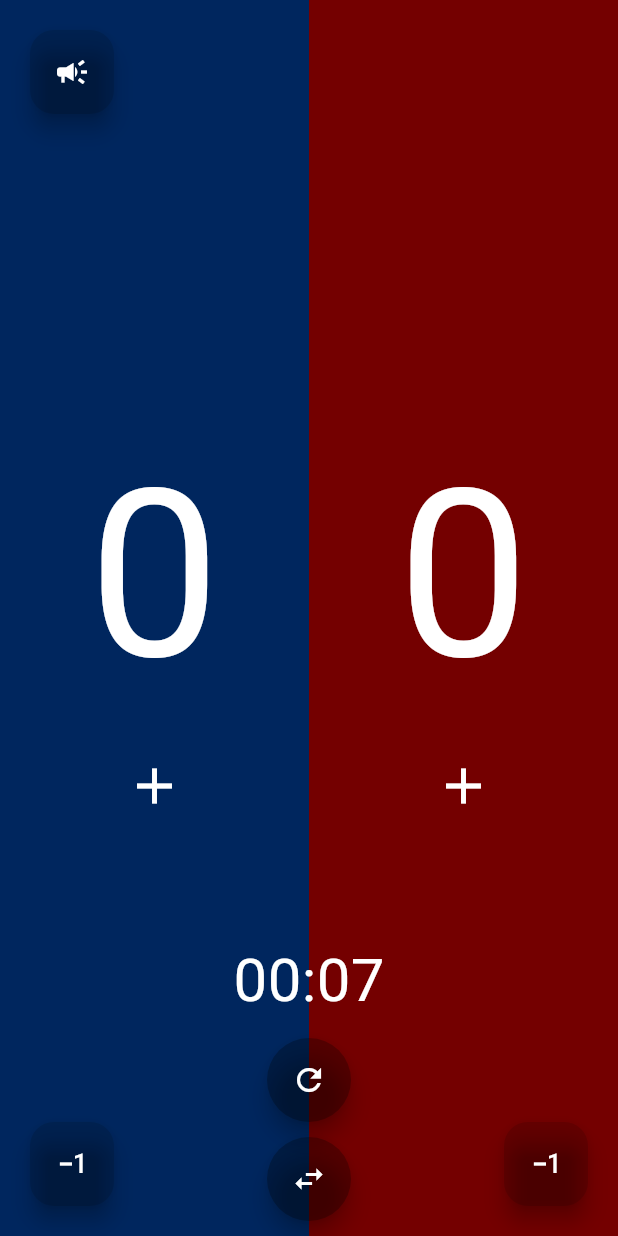
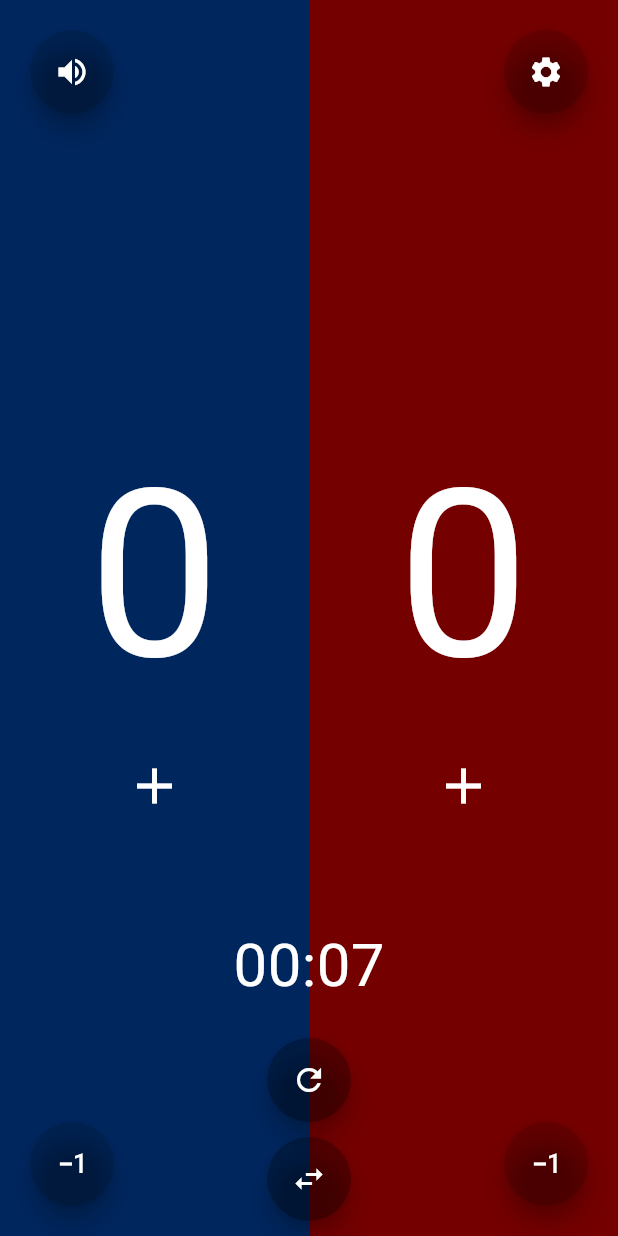
Before and after one commit to zmsp/tapscore, a Flutter app: the screen it shows after launch, on a phone screen of 412 x 824 dp. Run offline on Flutter 3.47's test engine with Material 3 defaults, Android fonts, the light colour scheme and no system bars; our stand-ins replace audioplayers; missing offline and left inert: dart:html, dart:js.

Commit message:
added mp3 and updated button tooltips

```diff
--- a/lib/main.dart
+++ b/lib/main.dart
@@ -1,9 +1,10 @@
 import 'dart:async';
 import 'package:flutter/material.dart';
 
+import 'package:flutter/foundation.dart';
+import 'package:tap_score/settings_page.dart'; // For kIsWeb
 
-// Conditional import for web-specific functionality
-import 'platform_specific.dart' if (dart.library.html) 'web_specific.dart';
+import 'package:audioplayers/audioplayers.dart';
 
 // For JS interop functionality (web only)
 void main() {
@@ -31,38 +32,42 @@ class Scoreboard extends StatefulWidget {
 }
 
 class _ScoreboardState extends State<Scoreboard> {
-  int _teamAScore = 0;
-  int _teamBScore = 0;
-  int _stopwatchTime = 0;
+  late final AudioPlayer _audioPlayer;
+  int _teamAScore = 0, _teamBScore = 0, _stopwatchTime = 0;
   late Timer _timer;
-
-  Color _teamAColor = const Color(0xFF00265E); // Dark blue
-  Color _teamBColor = const Color(0xFF740000); // Dark red
+  Color _teamAColor = const Color(0xFF00265E),
+      _teamBColor = const Color(0xFF740000);
 
   @override
   void initState() {
     super.initState();
+    _audioPlayer = AudioPlayer();
     _startStopwatch();
   }
 
   @override
   void dispose() {
     _timer.cancel();
+    _audioPlayer.dispose();
     super.dispose();
+  }
+
+  void _playHornSound() async {
+    try {
+      await _audioPlayer.play(AssetSource('whistle.mp3'));
+    } catch (e) {
+      print("Error playing sound: $e");
+    }
   }
 
   void _startStopwatch() {
     _timer = Timer.periodic(const Duration(seconds: 1), (timer) {
-      setState(() {
-        _stopwatchTime++;
-      });
+      setState(() => _stopwatchTime++);
     });
   }
 
   void _resetStopwatch() {
-    setState(() {
-      _stopwatchTime = 0;
-    });
+    setState(() => _stopwatchTime = 0);
     _timer.cancel();
     _startStopwatch();
   }
@@ -156,36 +161,51 @@ class _ScoreboardState extends State<Scoreboard> {
     );
   }
 
-  Widget _buildActionButton(
-      VoidCallback onPressed, IconData icon, Color backgroundColor) {
-    return FloatingActionButton(
+// Widget _buildActionButton(
+//     {required VoidCallback onPressed,
+//     required IconData icon,
+//     required Color backgroundColor,
+//     required String heroTag}) {
+//   return FloatingActionButton(
+//     heroTag: heroTag, // Use the passed heroTag
+//     onPressed: onPressed,
+//     backgroundColor: backgroundColor,
+//     shape: const CircleBorder(),
+//     child: Icon(icon, color: Colors.white),
+//   );
+// }
+
+  Widget _buildActionButton({
+    required VoidCallback onPressed,
+    required IconData icon,
+    required Color backgroundColor,
+    required String heroTag,
+    String? tooltip,
+    double? top,
+    double? left,
+    double? bottom,
+    double? right,
+  }) {
+    // Wrap Positioned widget inside a Stack if not already inside one
+    return Stack(
+      children: [
+        Positioned(
+          top: top,
+          left: left,
+          bottom: bottom,
+          right: right,
+          child: Tooltip(
+            message: tooltip ?? 'No info available',
+            child: FloatingActionButton(
+              heroTag: heroTag,
               onPressed: onPressed,
               backgroundColor: backgroundColor,
               shape: const CircleBorder(),
               child: Icon(icon, color: Colors.white),
-    );
-  }
-
-  void _showHelp() {
-    showDialog(
-      context: context,
-      builder: (BuildContext context) {
-        return AlertDialog(
-          title: const Text("Help"),
-          content: const Text(
-            "Tap on the red or blue sections to increase the score for Red or Blue Team. "
-            "Use the + and - buttons to adjust scores. "
-            "Use the reset button to reset scores and stopwatch. "
-            "Use the swap button to swap scores and colors.",
             ),
-          actions: [
-            TextButton(
-              onPressed: () => Navigator.of(context).pop(),
-              child: const Text("Close"),
+          ),
         ),
       ],
-        );
-      },
     );
   }
 
@@ -224,54 +244,71 @@ class _ScoreboardState extends State<Scoreboard> {
                 // _buildActionButton(
                 //     _showHelp, Icons.question_mark, Colors.black26),
                 //              const SizedBox(height: 10),
+
                 const SizedBox(height: 10),
-                _buildActionButton(_resetScores, Icons.refresh, Colors.black26),
+
                 const SizedBox(height: 10),
                 _buildActionButton(
-                    _swapScores, Icons.swap_horiz, Colors.black26),
+                  onPressed: _resetScores,
+                  icon: Icons.refresh,
+                  backgroundColor: Colors.black26,
+                  tooltip: 'Reset the scores',
+                  heroTag:
+                      'resetScoresButton', // Unique heroTag for the reset button
+                ),
+                const SizedBox(height: 10),
+                _buildActionButton(
+                  onPressed: _swapScores,
+                  icon: Icons.swap_horiz,
+                  backgroundColor: Colors.black26,
+                  tooltip: 'Swap scores and colors',
+                  heroTag:
+                      'swapScoresButton', // Unique heroTag for the swap button
+                ),
                 const SizedBox(height: 10),
               ],
             ),
           ),
-          // Fullscreen button in the bottom right corner
-          Positioned(
-            top: 20, // Adjust as needed
-            left: 20, // Position it within Team A's section
-            child: FloatingActionButton(
-              onPressed: () => _showHelp(),
+          _buildActionButton(
+            onPressed: _playHornSound,
+            icon: Icons.volume_up,
             backgroundColor: Colors.black12,
-              child: const Icon(Icons.campaign, color: Colors.white),
+            heroTag: 'hornButton',
+            tooltip: 'Play Horn Sound',
+            top: 20,
+            left: 20,
           ),
+          _buildActionButton(
+            onPressed: () {
+              Navigator.push(
+                  context,
+                  MaterialPageRoute(
+                      builder: (context) => const SettingsPage()));
+            },
+            icon: Icons.settings,
+            backgroundColor: Colors.black12,
+            heroTag: 'settingsButton',
+            tooltip: 'Settings',
+            top: 20,
+            right: 20,
           ),
-
-          //   Positioned(
-          //   top: 20, // Adjust as needed
-          //   right: 20, // Position it within Team A's section
-          //   child: FloatingActionButton(
-          //     onPressed: () => _decrementScore('A'),
-          //     backgroundColor: Colors.black12,
-          //     child: const Icon(Icons.exposure_neg_1, color: Colors.white),
-          //   ),
-          // ),
-          // Minus button for Team A positioned at the bottom of the team section
-          Positioned(
-            bottom: 20, // Adjust as needed
-            left: 20, // Position it within Team A's section
-            child: FloatingActionButton(
+          _buildActionButton(
             onPressed: () => _decrementScore('A'),
+            icon: Icons.exposure_neg_1,
             backgroundColor: Colors.black12,
-              child: const Icon(Icons.exposure_neg_1, color: Colors.white),
+            heroTag: 'decrementTeamAButton',
+            tooltip: 'Decrement Team A Score',
+            bottom: 20,
+            left: 20,
           ),
-          ),
-          // Minus button for Team B positioned at the bottom of the team section
-          Positioned(
-            bottom: 20, // Adjust as needed
-            right: 20, // Position it within Team B's section
-            child: FloatingActionButton(
+          _buildActionButton(
             onPressed: () => _decrementScore('B'),
+            icon: Icons.exposure_neg_1,
             backgroundColor: Colors.black12,
-              child: const Icon(Icons.exposure_neg_1, color: Colors.white),
-            ),
+            heroTag: 'decrementTeamBButton',
+            tooltip: 'Decrement Team B Score',
+            bottom: 20,
+            right: 20,
           ),
         ],
       ),
--- a/pubspec.yaml
+++ b/pubspec.yaml
@@ -36,6 +36,7 @@ dependencies:
   # Use with the CupertinoIcons class for iOS style icons.
   cupertino_icons: ^1.0.8
   html: ^0.15.5
+  audioplayers: ^6.1.0
 
 dev_dependencies:
   flutter_test:
@@ -63,7 +64,8 @@ flutter:
   # assets:
   #   - images/a_dot_burr.jpeg
   #   - images/a_dot_ham.jpeg
-
+  assets:
+    - assets/whistle.mp3
   # An image asset can refer to one or more resolution-specific "variants", see
   # https://flutter.dev/to/resolution-aware-images
 
```
Also changed, not shown: lib/platform_specific.dart (+16 -16 lines), lib/settings_page.dart (added, +70 -0 lines), lib/web_specific.dart (+35 -38 lines), pubspec.lock, 1 other file. Lines whose indentation alone changed are shown as unchanged.
